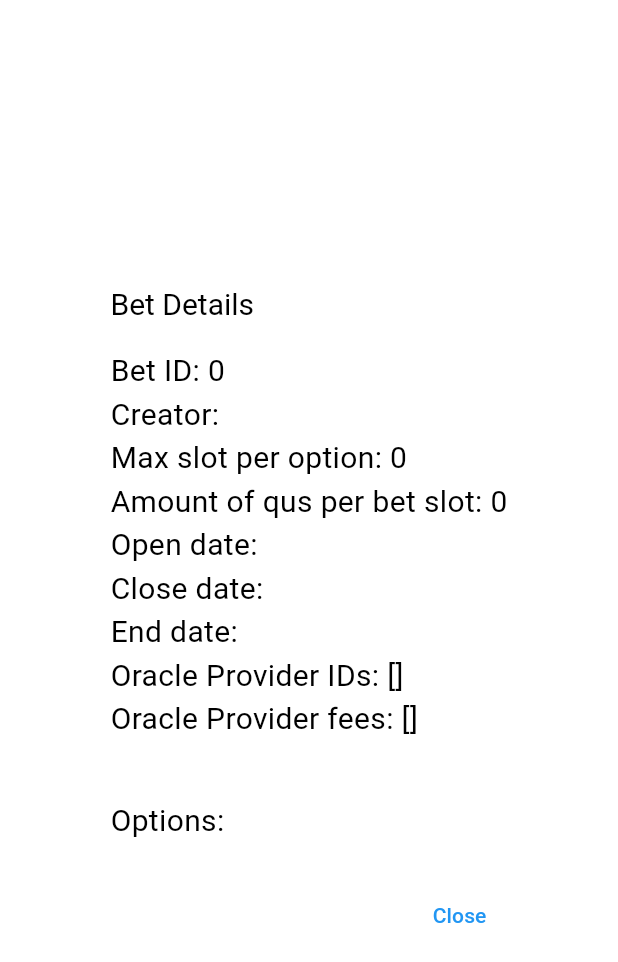
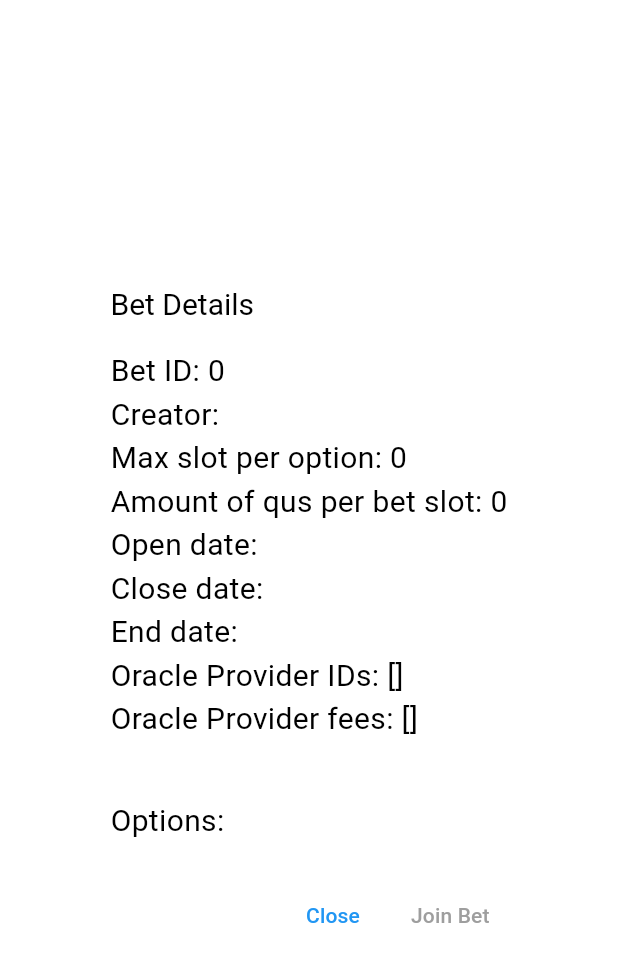
Before and after one commit to icyblob/betwebapp, a Flutter app: the BetDetailDialog widget shown alone on an empty page, opened directly with empty values, on a phone screen of 412 x 824 dp. Shown: the top 962 px of the screen. Run offline on Flutter 3.47's test engine with Material 3 defaults, Android fonts, the phone set to English and light mode, and no system bars; our stand-ins replace shared_preferences; missing offline and left inert: encrypt; accounts and stored records are empty; network calls fail.

Commit message:
Add join bet

```diff
--- a/lib/bet_card.dart
+++ b/lib/bet_card.dart
@@ -16,6 +16,7 @@ class BetCard extends StatelessWidget {
   final int no_ops;
   final List<String> oracle_id;
   final List<String> oracle_fee;
+  final String userId;
   // final bool status;
 
   BetCard({
@@ -33,6 +34,7 @@ class BetCard extends StatelessWidget {
     required this.no_ops,
     required this.oracle_id,
     required this.oracle_fee,
+    required this.userId
     // required this.status
   });
 
@@ -62,6 +64,7 @@ class BetCard extends StatelessWidget {
                 no_ops: no_ops,
                 oracle_id: oracle_id,
                 oracle_fee: oracle_fee,
+                userId: userId,
                 // status: status,
               ),
             );
@@ -94,8 +97,7 @@ class BetCard extends StatelessWidget {
                           ),
                         ),
                         onPressed: () {},
-                        child: Text(option, style: TextStyle(fontSize: textSize/1.5, color: Colors.white),
-                      ),
+                        child: Text(option, style: TextStyle(fontSize: textSize/1.5, color: Colors.white)),
                       ),
                     ),
                 ],
--- a/lib/bet_detail_dialog.dart
+++ b/lib/bet_detail_dialog.dart
@@ -1,6 +1,7 @@
 import 'package:flutter/material.dart';
+import 'join_bet_dialog.dart';
 
-class BetDetailDialog extends StatelessWidget {
+class BetDetailDialog extends StatefulWidget {
   final int bet_id;
   final int no_options;
   final String creator;
@@ -15,6 +16,7 @@ class BetDetailDialog extends StatelessWidget {
   final int no_ops;
   final List<String> oracle_id;
   final List<String> oracle_fee;
+  final String userId;
   // final bool status;
 
   BetDetailDialog({
@@ -32,8 +34,16 @@ class BetDetailDialog extends StatelessWidget {
     required this.no_ops,
     required this.oracle_id,
     required this.oracle_fee,
+    required this.userId,
     // required this.status
   });
+
+  @override
+  _BetDetailDialogState createState() => _BetDetailDialogState();
+}
+
+class _BetDetailDialogState extends State<BetDetailDialog> {
+  int? _selectedOption;
 
   @override
   Widget build(BuildContext context) {
@@ -47,43 +57,43 @@ class BetDetailDialog extends StatelessWidget {
         child: ListBody(
           children: <Widget>[
             Text(
-              'Bet ID: $bet_id',
+              'Bet ID: ${widget.bet_id}',
               style: const TextStyle(fontSize: 20.0),
             ),
             Text(
-              'Creator: $creator',
+              'Creator: ${widget.creator}',
               style: const TextStyle(fontSize: 20.0),
             ),
             Text(
-              'Max slot per option: $max_slot_per_option',
+              'Max slot per option: ${widget.max_slot_per_option}',
               style: const TextStyle(fontSize: 20.0),
             ),
             Text(
-              'Amount of qus per bet slot: $amount_per_bet_slot',
+              'Amount of qus per bet slot: ${widget.amount_per_bet_slot}',
               style: const TextStyle(fontSize: 20.0),
             ),
             Text(
-              'Open date: $open_date',
+              'Open date: ${widget.open_date}',
               style: const TextStyle(fontSize: 20.0),
             ),
             Text(
-              'Close date: $close_date',
+              'Close date: ${widget.close_date}',
               style: const TextStyle(fontSize: 20.0),
             ),
             Text(
-              'End date: $end_date',
+              'End date: ${widget.end_date}',
               style: const TextStyle(fontSize: 20.0),
             ),
             Text(
-              'Oracle Provider IDs: $oracle_id',
+              'Oracle Provider IDs: ${widget.oracle_id}',
               style: const TextStyle(fontSize: 20.0),
             ),
             Text(
-              'Oracle Provider fees: $oracle_fee',
+              'Oracle Provider fees: ${widget.oracle_fee}',
               style: const TextStyle(fontSize: 20.0),
             ),
             Text(
-              bet_desc,
+              widget.bet_desc,
               style: const TextStyle(fontSize: 20.0),
             ),
             const SizedBox(height: 10.0),
@@ -91,19 +101,23 @@ class BetDetailDialog extends StatelessWidget {
               'Options:',
               style: TextStyle(fontSize: 20.0),
             ),
-            for (var option in option_desc)
+            for (var i = 0; i < widget.option_desc.length; i++)
               Padding(
                 padding: const EdgeInsets.symmetric(vertical: 5.0),
                 child: ElevatedButton(
                   style: ElevatedButton.styleFrom(
-                    backgroundColor: Colors.blue[900], // Dark blue color for button background
+                    backgroundColor: _selectedOption == i ? Colors.green : Colors.blue[900],
                     shape: RoundedRectangleBorder(
                       borderRadius: BorderRadius.circular(10.0),
                     ),
                   ),
-                  onPressed: () {},
+                  onPressed: () {
+                    setState(() {
+                      _selectedOption = i;
+                    });
+                  },
                   child: Text(
-                    option,
+                    widget.option_desc[i],
                     style: const TextStyle(fontSize: 18.0, color: Colors.white),
                   ),
                 ),
@@ -118,6 +132,26 @@ class BetDetailDialog extends StatelessWidget {
             Navigator.of(context).pop();
           },
         ),
+        TextButton(
+          onPressed: _selectedOption == null
+              ? null
+              : () {
+            showDialog(
+              context: context,
+              builder: (context) => JoinBetDialog(
+                bet_id: widget.bet_id,
+                option_id: _selectedOption!,
+                max_slot_per_option: widget.max_slot_per_option,
+                creatorId: widget.creator,
+                userId: widget.userId,
+              ),
+            );
+          },
+          child: Text(
+            'Join Bet',
+            style: TextStyle(color: _selectedOption == null ? Colors.grey : Colors.blue),
+          ),
+        ),
       ],
     );
   }
```
Also changed, not shown: lib/bet_home_page.dart (+5 -3 lines), lib/create_bet_form.dart (+9 -10 lines), lib/join_bet_dialog.dart (added, +245 -0 lines).
